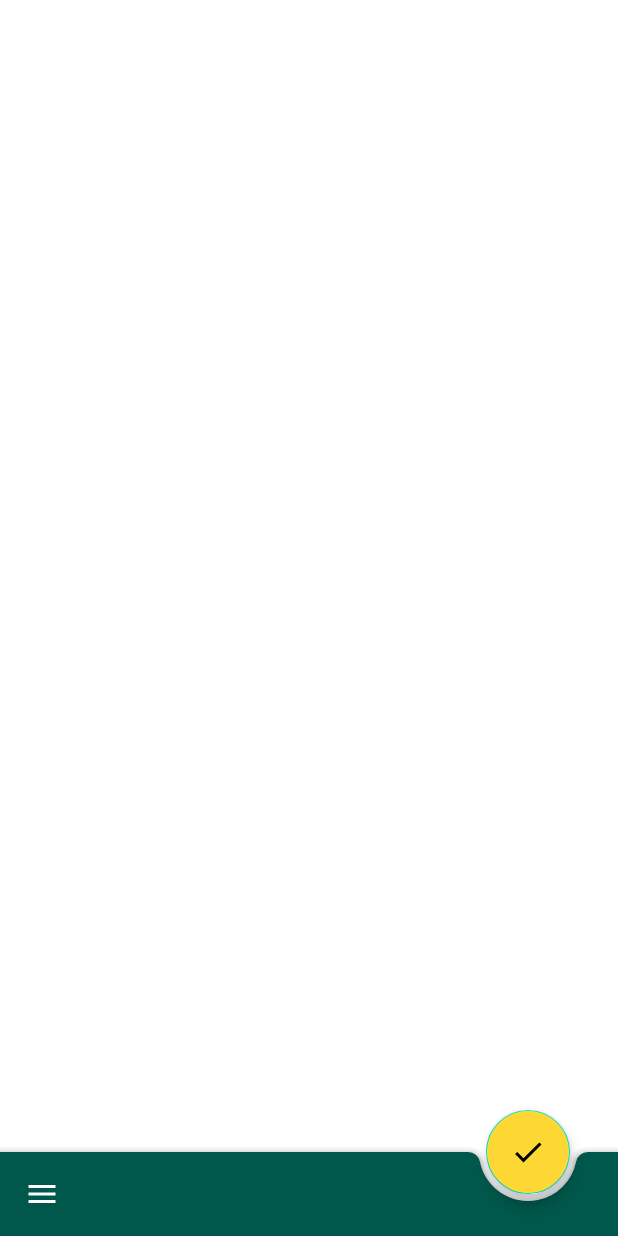
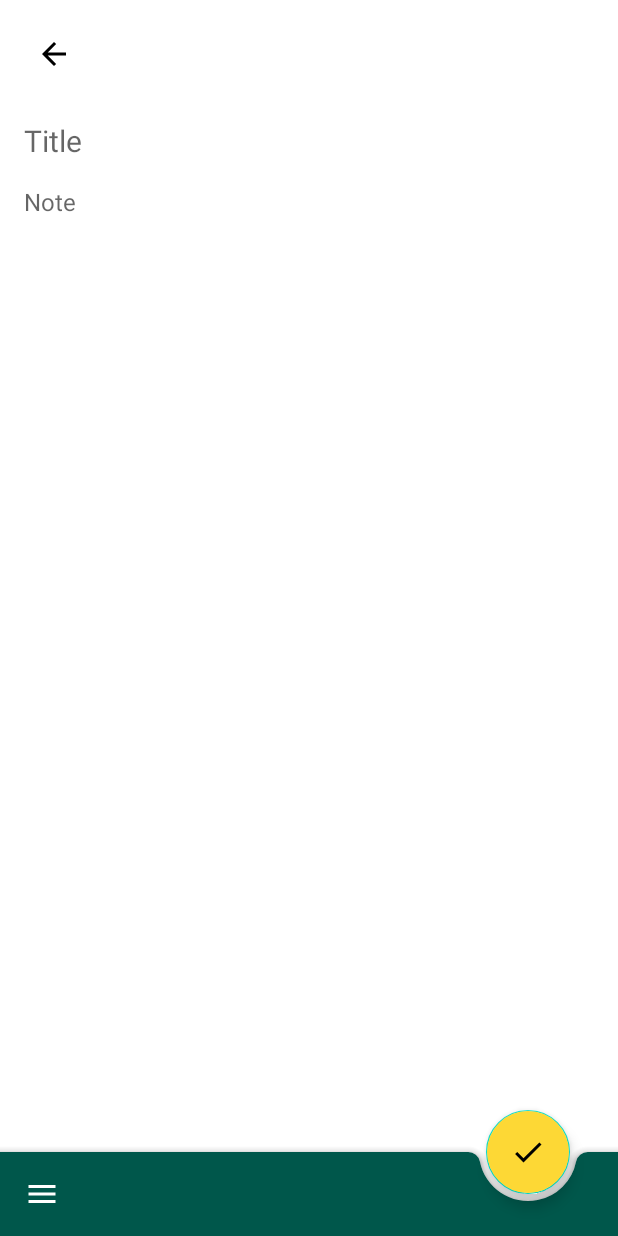
Before and after one commit to iamarjun/ObviousNotes, an Android app: the screen it shows after launch (MainActivity), after a tap on an icon or button, on a phone screen of 412 x 824 dp. Run offline under Robolectric (Android 15) with nearby library versions, the phone set to English and light mode, and no system bars.

Commit message:
basic layout

```diff
--- a/app/src/main/java/com/example/obviousnotes/createNote/CreateNoteFragment.kt
+++ b/app/src/main/java/com/example/obviousnotes/createNote/CreateNoteFragment.kt
@@ -1,6 +1,5 @@
 package com.example.obviousnotes.createNote
 
-import androidx.lifecycle.ViewModelProviders
 import android.os.Bundle
 import androidx.fragment.app.Fragment
 import com.example.obviousnotes.R
--- a/app/src/main/java/com/example/obviousnotes/noteList/NotesListFragment.kt
+++ b/app/src/main/java/com/example/obviousnotes/noteList/NotesListFragment.kt
@@ -3,7 +3,6 @@ package com.example.obviousnotes.noteList
 import android.os.Bundle
 import android.view.View
 import androidx.fragment.app.Fragment
-import androidx.lifecycle.ViewModelProviders
 import androidx.recyclerview.widget.RecyclerView
 import androidx.recyclerview.widget.StaggeredGridLayoutManager
 import com.example.obviousnotes.R
--- /dev/null
+++ b/app/src/main/res/drawable/ic_back.xml
@@ -0,0 +1,9 @@
+<vector xmlns:android="http://schemas.android.com/apk/res/android"
+        android:width="24dp"
+        android:height="24dp"
+        android:viewportWidth="24.0"
+        android:viewportHeight="24.0">
+    <path
+        android:fillColor="#FF000000"
+        android:pathData="M20,11H7.83l5.59,-5.59L12,4l-8,8 8,8 1.41,-1.41L7.83,13H20v-2z"/>
+</vector>
--- a/app/src/main/res/layout/activity_main.xml
+++ b/app/src/main/res/layout/activity_main.xml
@@ -18,7 +18,8 @@
             android:id="@+id/nav_host_fragment"
             android:name="androidx.navigation.fragment.NavHostFragment"
             android:layout_width="match_parent"
-            android:layout_height="0dp"
+            android:layout_height="match_parent"
+            android:layout_marginBottom="?actionBarSize"
             app:defaultNavHost="true"
             app:navGraph="@navigation/nav_graph" />
 
--- a/app/src/main/res/layout/create_note_fragment.xml
+++ b/app/src/main/res/layout/create_note_fragment.xml
@@ -1,13 +1,58 @@
 <?xml version="1.0" encoding="utf-8"?>
-<FrameLayout xmlns:android="http://schemas.android.com/apk/res/android"
+<androidx.constraintlayout.widget.ConstraintLayout xmlns:android="http://schemas.android.com/apk/res/android"
+    xmlns:app="http://schemas.android.com/apk/res-auto"
     xmlns:tools="http://schemas.android.com/tools"
     android:layout_width="match_parent"
     android:layout_height="match_parent"
+    android:padding="8dp"
     tools:context=".createNote.CreateNoteFragment">
 
-    <TextView
+    <androidx.appcompat.widget.AppCompatImageView
+        android:id="@+id/back"
+        android:layout_width="wrap_content"
+        android:layout_height="wrap_content"
+        android:layout_marginStart="8dp"
+        android:layout_marginTop="8dp"
+        android:background="?selectableItemBackgroundBorderless"
+        android:padding="8dp"
+        android:src="@drawable/ic_back"
+        app:layout_constraintStart_toStartOf="parent"
+        app:layout_constraintTop_toTopOf="parent" />
+
+    <com.google.android.material.textview.MaterialTextView
+        android:id="@+id/timeStamp"
+        android:layout_width="wrap_content"
+        android:layout_height="wrap_content"
+        app:layout_constraintBottom_toBottomOf="@id/back"
+        app:layout_constraintEnd_toEndOf="parent"
+        app:layout_constraintTop_toTopOf="@id/back"
+        tools:text="13 January 2018, 5:30 PM" />
+
+    <androidx.appcompat.widget.AppCompatEditText
+        android:id="@+id/title"
         android:layout_width="match_parent"
-        android:layout_height="match_parent"
-        android:text="Hello" />
+        android:layout_height="wrap_content"
+        android:layout_marginStart="8dp"
+        android:layout_marginTop="24dp"
+        android:background="@null"
+        android:hint="Title"
+        android:maxLength="100"
+        android:textSize="20sp"
+        app:layout_constraintEnd_toEndOf="parent"
+        app:layout_constraintStart_toStartOf="parent"
+        app:layout_constraintTop_toBottomOf="@id/back" />
 
-</FrameLayout>
+    <androidx.appcompat.widget.AppCompatEditText
+        android:id="@+id/content"
+        android:layout_width="match_parent"
+        android:layout_height="wrap_content"
+        android:layout_marginStart="8dp"
+        android:layout_marginTop="16dp"
+        android:background="@null"
+        android:hint="Note"
+        android:textSize="16sp"
+        app:layout_constraintEnd_toEndOf="parent"
+        app:layout_constraintStart_toStartOf="parent"
+        app:layout_constraintTop_toBottomOf="@id/title" />
+
+</androidx.constraintlayout.widget.ConstraintLayout>
--- a/app/src/main/res/layout/note_details_fragment.xml
+++ b/app/src/main/res/layout/note_details_fragment.xml
@@ -3,7 +3,7 @@
     xmlns:tools="http://schemas.android.com/tools"
     android:layout_width="match_parent"
     android:layout_height="match_parent"
-    tools:context=".NoteDetailsFragment">
+    tools:context=".noteDetails.NoteDetailsFragment">
 
     <TextView
         android:layout_width="match_parent"
--- a/app/src/main/res/navigation/nav_graph.xml
+++ b/app/src/main/res/navigation/nav_graph.xml
@@ -26,7 +26,7 @@
 
     <fragment
         android:id="@+id/noteDetailsFragment"
-        android:name="com.example.obviousnotes.NoteDetailsFragment"
+        android:name="com.example.obviousnotes.noteDetails.NoteDetailsFragment"
         android:label="note_details_fragment"
         tools:layout="@layout/note_details_fragment" />
 
--- a/app/src/main/res/values/strings.xml
+++ b/app/src/main/res/values/strings.xml
@@ -1,3 +1,4 @@
 <resources>
     <string name="app_name">Obvious Notes</string>
+    <string name="notes_you_add_appear_here">Notes you add appear here!</string>
 </resources>
```
Also changed, not shown: app/src/main/java/com/example/obviousnotes/NoteDetailsFragment.kt (deleted, +0 -32 lines), app/src/main/java/com/example/obviousnotes/NotesViewModel.kt (added, +7 -0 lines), app/src/main/java/com/example/obviousnotes/noteDetails/NoteDetailsFragment.kt (added, +48 -0 lines), app/src/main/res/drawable/ic_event_note.xml (added, +9 -0 lines), app/src/main/res/layout/notes_list_fragment.xml (+34 -3 lines).
